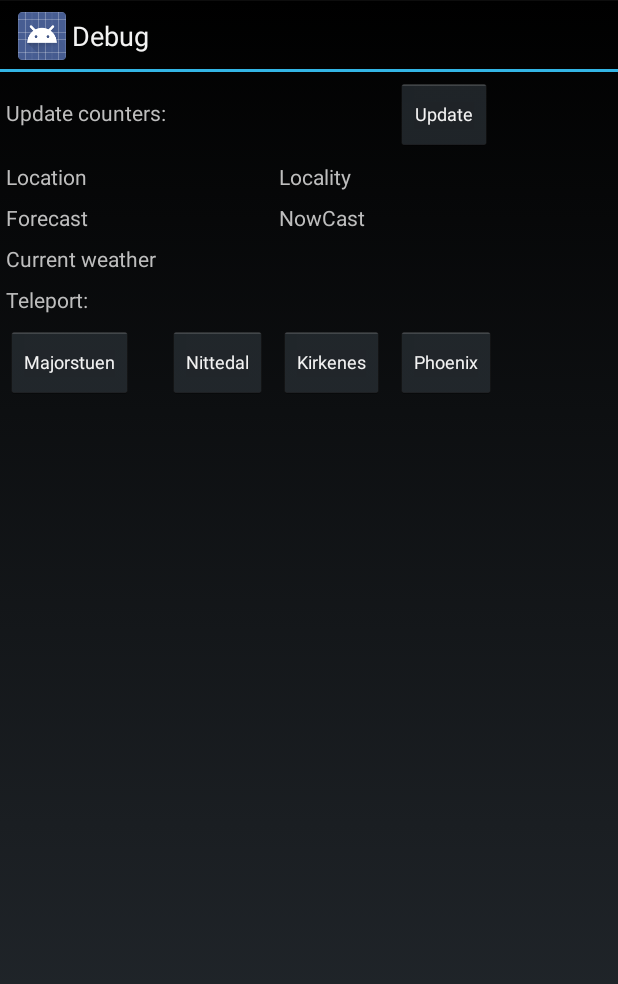
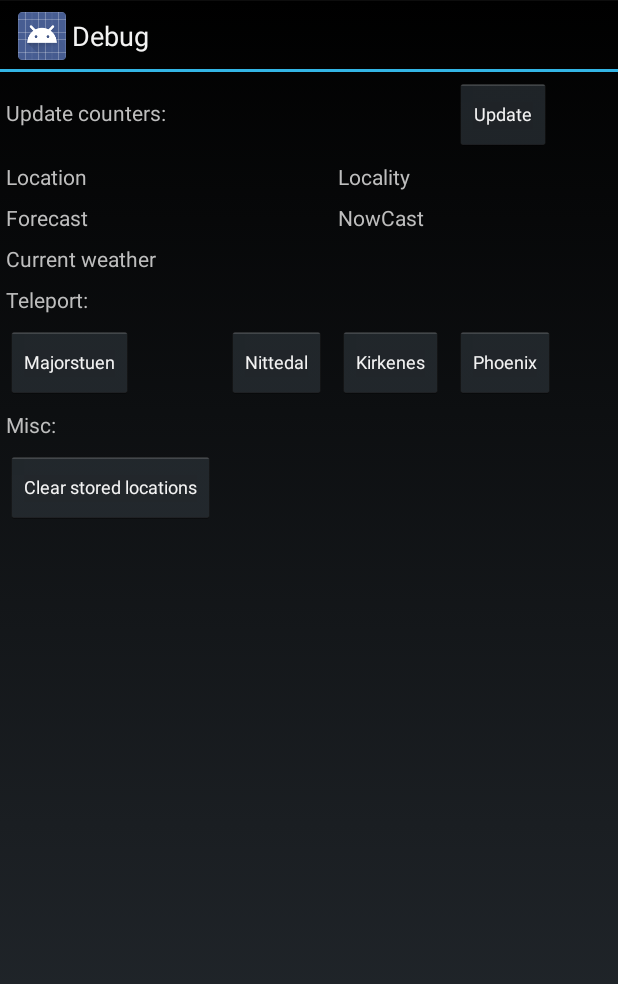
Before and after one commit to ec1oud/sologyr, an Android app: the DebugActivity screen opened directly, with no data from a screen before it, on a phone screen of 412 x 824 dp. Shown: the top 984 px of the screen. Run offline under Robolectric (Android 15) with nearby library versions, the phone set to English and light mode, and no system bars; 2 statements that could not run were skipped.

Commit message:
debug screen: show and clear stored locations

```diff
--- a/android/app/src/main/res/layout/activity_debug.xml
+++ b/android/app/src/main/res/layout/activity_debug.xml
@@ -96,4 +96,16 @@
         android:onClick="teleportPhoenix"
         android:textSize="12sp" />
 
+    <TextView
+        android:text="Misc:"
+        android:layout_columnSpan="4" />
+
+    <Button
+        android:text="Clear stored locations"
+        android:onClick="clearDatabase"
+        android:textSize="12sp" />
+
+    <TextView
+        android:id="@+id/storedLocationsCount" />
+
 </GridLayout>
```
Also changed, not shown: android/app/src/main/java/org/ecloud/sologyr/DatabaseHelper.java (+9 -0 lines), android/app/src/main/java/org/ecloud/sologyr/DebugActivity.java (+7 -0 lines).
